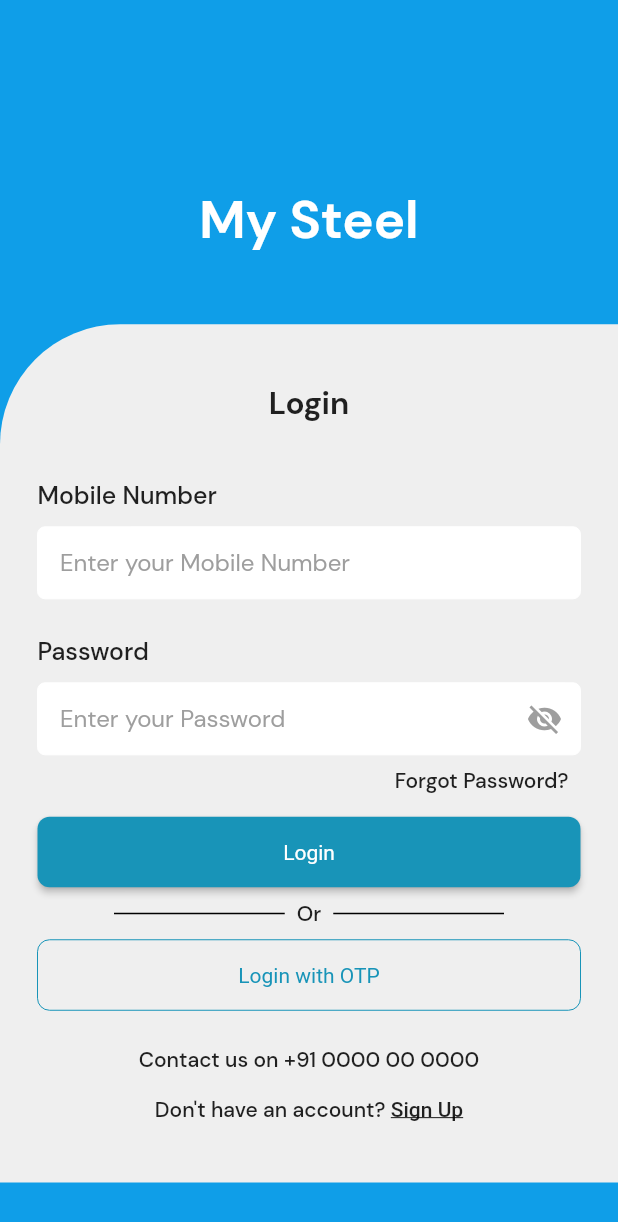
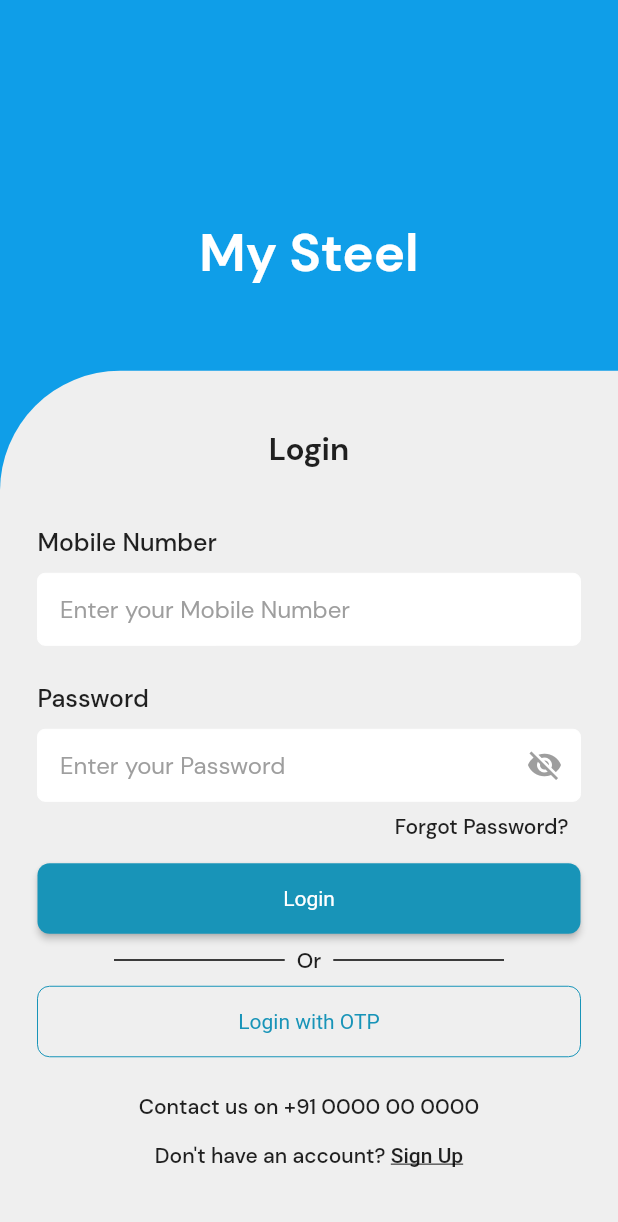
Before and after one commit to hackINdna/MSteel_App, a Flutter app: the LoginScreen screen opened by its route, on a phone screen of 412 x 824 dp. Shown: the top 1222 px of the screen. Run offline on Flutter 3.47's test engine with Material 2 defaults, Android fonts, the phone set to English and light mode, and no system bars; our stand-ins replace image_picker, marquee, pin_code_fields, shared_preferences; accounts and stored records are empty; generated files the repository leaves out were written again; project files that could hold a hidden picture were left out.

Commit message:
fixed login screen layout

```diff
--- a/lib/login.dart
+++ b/lib/login.dart
@@ -28,15 +28,18 @@
 
   @override
   Widget build(BuildContext context) {
+    var width = MediaQuery.of(context).size.width;
+    var height = MediaQuery.of(context).size.height;
     return GradientBgContainer(
       child: Scaffold(
         backgroundColor: Colors.transparent,
         body: SingleChildScrollView(
           child: Column(
             children: [
-              const Align(
+              SizedBox(
+                height: height * 0.3,
+                child: const Align(
                   alignment: Alignment(0, 0.45),
-                heightFactor: 4.7,
                   child: Text(
                     "My Steel",
                     textAlign: TextAlign.center,
@@ -47,7 +50,9 @@
                     ),
                   ),
                 ),
+              ),
               Container(
+                constraints: BoxConstraints(minHeight: height * 0.7),
                 padding: const EdgeInsets.all(25),
                 decoration: const BoxDecoration(
                   color: offWhiteBG,
```
Lines whose indentation alone changed are shown as unchanged.
